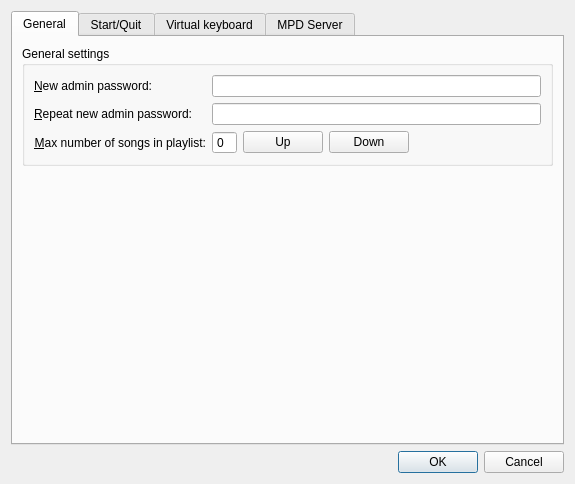
First picture: the form in src/settingsDialog.ui, repository thomaslundgaard/Pimp, before the edit.
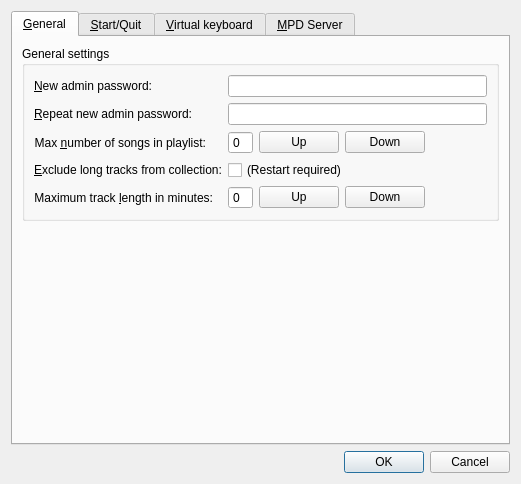
Second picture: the form after the edit.

Commit message: Added option to exclude long tracks

Patch:
```diff
--- a/src/settingsDialog.ui
+++ b/src/settingsDialog.ui
@@ -6,7 +6,7 @@
    <rect>
     <x>0</x>
     <y>0</y>
-    <width>575</width>
+    <width>521</width>
     <height>484</height>
    </rect>
   </property>
@@ -21,11 +21,17 @@
      </property>
      <widget class="QWidget" name="tab">
       <attribute name="title">
-       <string>General</string>
+       <string>&amp;General</string>
       </attribute>
       <layout class="QVBoxLayout" name="verticalLayout_2">
        <item>
         <widget class="QGroupBox" name="groupBox_2">
+         <property name="sizePolicy">
+          <sizepolicy hsizetype="Expanding" vsizetype="Preferred">
+           <horstretch>0</horstretch>
+           <verstretch>0</verstretch>
+          </sizepolicy>
+         </property>
          <property name="title">
           <string>General settings</string>
          </property>
@@ -33,6 +39,9 @@
           <property name="fieldGrowthPolicy">
            <enum>QFormLayout::ExpandingFieldsGrow</enum>
           </property>
+          <property name="rowWrapPolicy">
+           <enum>QFormLayout::DontWrapRows</enum>
+          </property>
           <item row="0" column="0">
            <widget class="QLabel" name="label_2">
             <property name="text">
@@ -79,7 +88,7 @@
           <item row="2" column="0">
            <widget class="QLabel" name="label">
             <property name="text">
-             <string>&amp;Max number of songs in playlist:</string>
+             <string>Max &amp;number of songs in playlist:</string>
             </property>
             <property name="alignment">
              <set>Qt::AlignRight|Qt::AlignTrailing|Qt::AlignVCenter</set>
@@ -114,6 +123,61 @@
             </item>
            </layout>
           </item>
+          <item row="3" column="0">
+           <widget class="QLabel" name="label_14">
+            <property name="text">
+             <string>&amp;Exclude long tracks from collection:</string>
+            </property>
+            <property name="buddy">
+             <cstring>excludeLongTracksCheckbox</cstring>
+            </property>
+           </widget>
+          </item>
+          <item row="4" column="1">
+           <layout class="QHBoxLayout" name="horizontalLayout_3">
+            <item>
+             <widget class="QSpinBox" name="maxTrackLengthSpinBox">
+              <property name="buttonSymbols">
+               <enum>QAbstractSpinBox::NoButtons</enum>
+              </property>
+             </widget>
+            </item>
+            <item>
+             <widget class="QPushButton" name="maxTrackLengthUp">
+              <property name="text">
+               <string>Up</string>
+              </property>
+             </widget>
+            </item>
+            <item>
+             <widget class="QPushButton" name="maxTrackLengthDown">
+              <property name="text">
+               <string>Down</string>
+              </property>
+             </widget>
+            </item>
+           </layout>
+          </item>
+          <item row="3" column="1">
+           <widget class="QCheckBox" name="excludeLongTracksCheckbox">
+            <property name="text">
+             <string>(Restart required)</string>
+            </property>
+           </widget>
+          </item>
+          <item row="4" column="0">
+           <widget class="QLabel" name="maxTrackLengthLabel">
+            <property name="text">
+             <string>Maximum track &amp;length in minutes:</string>
+            </property>
+            <property name="alignment">
+             <set>Qt::AlignRight|Qt::AlignTrailing|Qt::AlignVCenter</set>
+            </property>
+            <property name="buddy">
+             <cstring>maxTrackLengthSpinBox</cstring>
+            </property>
+           </widget>
+          </item>
          </layout>
         </widget>
        </item>
@@ -134,7 +198,7 @@
      </widget>
      <widget class="QWidget" name="tab_3">
       <attribute name="title">
-       <string>Start/Quit</string>
+       <string>&amp;Start/Quit</string>
       </attribute>
       <layout class="QVBoxLayout" name="verticalLayout_4">
        <item>
@@ -192,7 +256,7 @@
      </widget>
      <widget class="QWidget" name="tab_4">
       <attribute name="title">
-       <string>Virtual keyboard</string>
+       <string>&amp;Virtual keyboard</string>
       </attribute>
       <layout class="QVBoxLayout" name="verticalLayout_5">
        <item>
@@ -248,7 +312,7 @@
      </widget>
      <widget class="QWidget" name="tab_2">
       <attribute name="title">
-       <string>MPD Server</string>
+       <string>&amp;MPD Server</string>
       </attribute>
       <layout class="QVBoxLayout" name="verticalLayout_3">
        <item>
```
Left out of the diff: 135 changed lines with no effect on the pictures. The commit also changes 3 other files.
